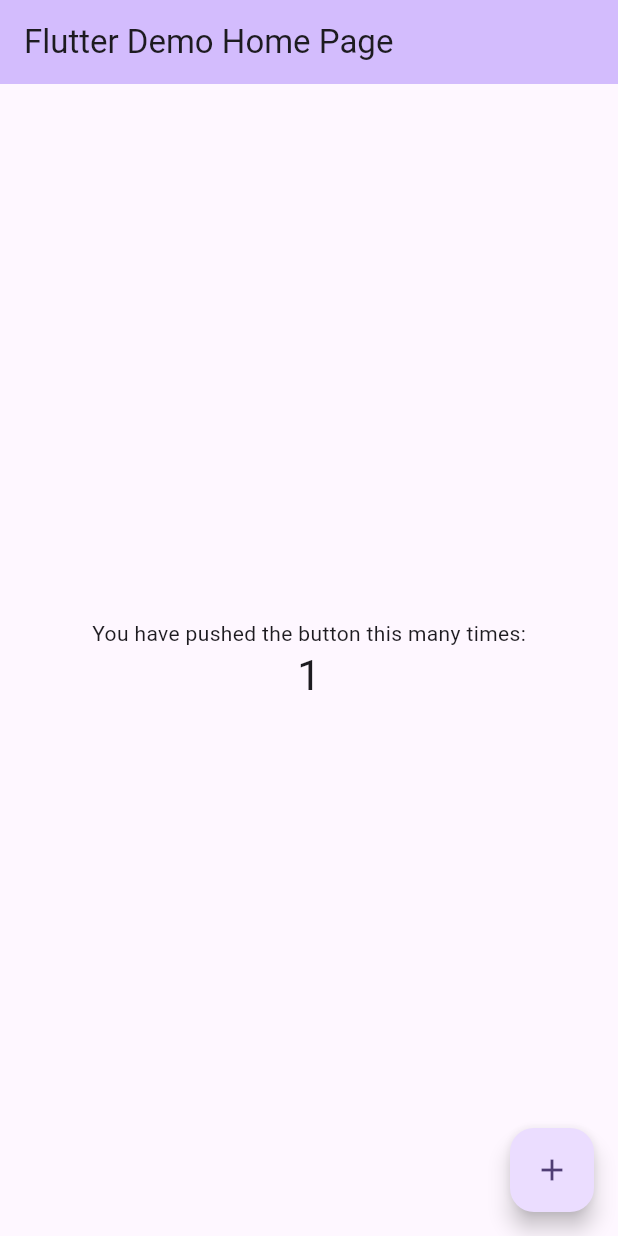
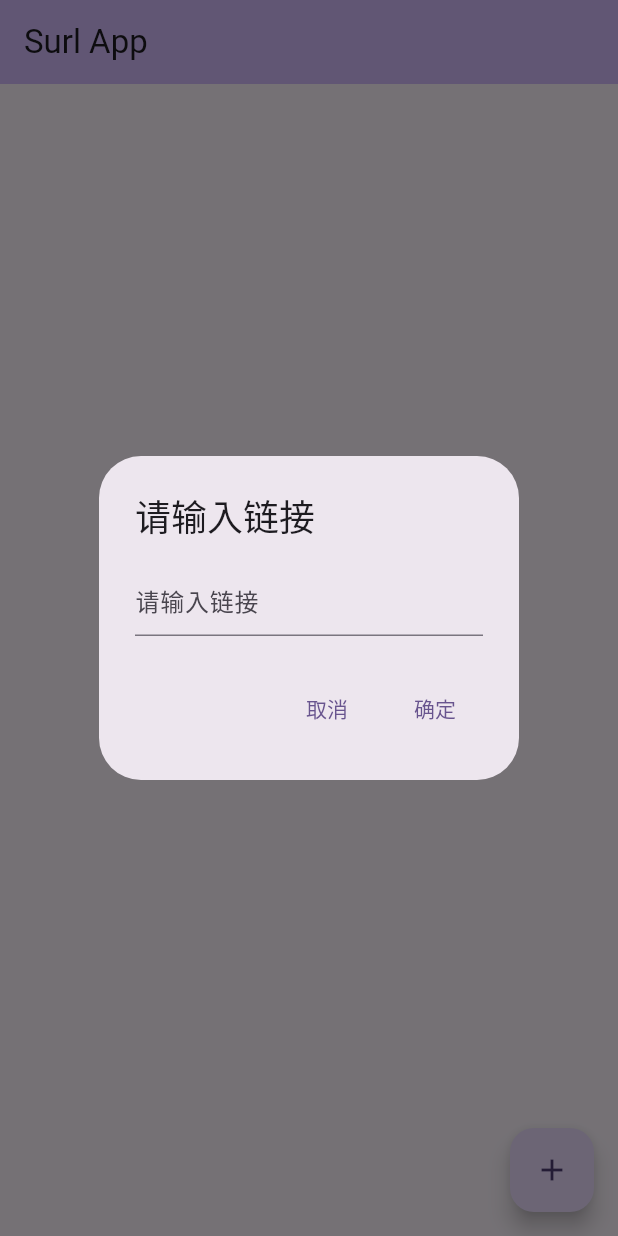
Before and after one commit to BytesZero/surl, a Flutter app: the screen it shows after launch, after a tap on the "add" icon, on a phone screen of 412 x 824 dp. Run offline on Flutter 3.47's test engine with Material 2 defaults, Android fonts, the phone set to English and light mode, and no system bars; our stand-ins replace dio.

Commit message:
增加 URL 生成和复制

```diff
--- /dev/null
+++ b/app/lib/http/app_http.dart
@@ -0,0 +1,22 @@
+import 'package:dio/dio.dart';
+
+final dio = Dio();
+
+/// 初始化 http
+void initHttp() {
+  // dio.options.baseUrl = "http://116.62.237.65:8080/";
+  dio.options.baseUrl = "http://192.168.1.6:8080/";
+  dio.options.contentType = Headers.textPlainContentType;
+  dio.interceptors.add(LogInterceptor()); // Log 日志
+}
+
+/// 生成短链
+Future<String> genSurl(String url) async {
+  try {
+    final response = await dio.post("/s", data: url);
+    return response.data;
+  } catch (e) {
+    print("❌ 生成失败");
+    return "";
+  }
+}
--- a/app/lib/main.dart
+++ b/app/lib/main.dart
@@ -1,125 +1,25 @@
 import 'package:flutter/material.dart';
+import 'package:surlapp/http/app_http.dart';
+
+import 'pages/home_pages.dart';
 
 void main() {
+  initHttp();
   runApp(const MyApp());
 }
 
 class MyApp extends StatelessWidget {
   const MyApp({super.key});
 
-  // This widget is the root of your application.
   @override
   Widget build(BuildContext context) {
     return MaterialApp(
-      title: 'Flutter Demo',
+      title: 'Surl App',
       theme: ThemeData(
-        // This is the theme of your application.
-        //
-        // TRY THIS: Try running your application with "flutter run". You'll see
-        // the application has a blue toolbar. Then, without quitting the app,
-        // try changing the seedColor in the colorScheme below to Colors.green
-        // and then invoke "hot reload" (save your changes or press the "hot
-        // reload" button in a Flutter-supported IDE, or press "r" if you used
-        // the command line to start the app).
-        //
-        // Notice that the counter didn't reset back to zero; the application
-        // state is not lost during the reload. To reset the state, use hot
-        // restart instead.
-        //
-        // This works for code too, not just values: Most code changes can be
-        // tested with just a hot reload.
         colorScheme: ColorScheme.fromSeed(seedColor: Colors.deepPurple),
         useMaterial3: true,
       ),
-      home: const MyHomePage(title: 'Flutter Demo Home Page'),
+      home: const MyHomePage(),
     );
   }
 }
-
-class MyHomePage extends StatefulWidget {
-  const MyHomePage({super.key, required this.title});
-
-  // This widget is the home page of your application. It is stateful, meaning
-  // that it has a State object (defined below) that contains fields that affect
-  // how it looks.
-
-  // This class is the configuration for the state. It holds the values (in this
-  // case the title) provided by the parent (in this case the App widget) and
-  // used by the build method of the State. Fields in a Widget subclass are
-  // always marked "final".
-
-  final String title;
-
-  @override
-  State<MyHomePage> createState() => _MyHomePageState();
-}
-
-class _MyHomePageState extends State<MyHomePage> {
-  int _counter = 0;
-
-  void _incrementCounter() {
-    setState(() {
-      // This call to setState tells the Flutter framework that something has
-      // changed in this State, which causes it to rerun the build method below
-      // so that the display can reflect the updated values. If we changed
-      // _counter without calling setState(), then the build method would not be
-      // called again, and so nothing would appear to happen.
-      _counter++;
-    });
-  }
-
-  @override
-  Widget build(BuildContext context) {
-    // This method is rerun every time setState is called, for instance as done
-    // by the _incrementCounter method above.
-    //
-    // The Flutter framework has been optimized to make rerunning build methods
-    // fast, so that you can just rebuild anything that needs updating rather
-    // than having to individually change instances of widgets.
-    return Scaffold(
-      appBar: AppBar(
-        // TRY THIS: Try changing the color here to a specific color (to
-        // Colors.amber, perhaps?) and trigger a hot reload to see the AppBar
-        // change color while the other colors stay the same.
-        backgroundColor: Theme.of(context).colorScheme.inversePrimary,
-        // Here we take the value from the MyHomePage object that was created by
-        // the App.build method, and use it to set our appbar title.
-        title: Text(widget.title),
-      ),
-      body: Center(
-        // Center is a layout widget. It takes a single child and positions it
-        // in the middle of the parent.
-        child: Column(
-          // Column is also a layout widget. It takes a list of children and
-          // arranges them vertically. By default, it sizes itself to fit its
-          // children horizontally, and tries to be as tall as its parent.
-          //
-          // Column has various properties to control how it sizes itself and
-          // how it positions its children. Here we use mainAxisAlignment to
-          // center the children vertically; the main axis here is the vertical
-          // axis because Columns are vertical (the cross axis would be
-          // horizontal).
-          //
-          // TRY THIS: Invoke "debug painting" (choose the "Toggle Debug Paint"
-          // action in the IDE, or press "p" in the console), to see the
-          // wireframe for each widget.
-          mainAxisAlignment: MainAxisAlignment.center,
-          children: <Widget>[
-            const Text(
-              'You have pushed the button this many times:',
-            ),
-            Text(
-              '$_counter',
-              style: Theme.of(context).textTheme.headlineMedium,
-            ),
-          ],
-        ),
-      ),
-      floatingActionButton: FloatingActionButton(
-        onPressed: _incrementCounter,
-        tooltip: 'Increment',
-        child: const Icon(Icons.add),
-      ), // This trailing comma makes auto-formatting nicer for build methods.
-    );
-  }
-}
--- /dev/null
+++ b/app/lib/pages/home_pages.dart
@@ -0,0 +1,85 @@
+import 'package:flutter/material.dart';
+import 'package:flutter/services.dart';
+import 'package:surlapp/http/app_http.dart';
+
+class MyHomePage extends StatefulWidget {
+  const MyHomePage({super.key});
+
+  @override
+  State<MyHomePage> createState() => _MyHomePageState();
+}
+
+class _MyHomePageState extends State<MyHomePage> {
+  String surl = "点击 + 号生成短链";
+
+  @override
+  Widget build(BuildContext context) {
+    return Scaffold(
+      appBar: AppBar(
+        backgroundColor: Theme.of(context).colorScheme.inversePrimary,
+        title: const Text("Surl App"),
+      ),
+      body: Center(
+        child: GestureDetector(
+          onTap: () => copyUrl(),
+          child: Text(
+            surl,
+            style: Theme.of(context).textTheme.headlineMedium,
+          ),
+        ),
+      ),
+      floatingActionButton: FloatingActionButton(
+        onPressed: _showDialog,
+        tooltip: 'Surl',
+        child: const Icon(Icons.add),
+      ),
+    );
+  }
+
+  /// 弹出底部输入框
+  Future<void> _showDialog() async {
+    final TextEditingController _controller = TextEditingController();
+    await showDialog(
+      context: context,
+      builder: (context) {
+        return AlertDialog(
+          title: const Text("请输入链接"),
+          content: TextField(
+            controller: _controller,
+            decoration: const InputDecoration(
+              hintText: "请输入链接",
+            ),
+          ),
+          actions: [
+            TextButton(
+              onPressed: () => Navigator.pop(context),
+              child: const Text("取消"),
+            ),
+            TextButton(
+              onPressed: () {
+                Navigator.pop(context);
+                getSurl(_controller.text);
+              },
+              child: const Text("确定"),
+            ),
+          ],
+        );
+      },
+    );
+  }
+
+  /// 获取短链
+  Future<void> getSurl(String url) async {
+    String surl = await genSurl(url);
+    setState(() {
+      this.surl = surl;
+    });
+    print("✅ 生成完成：$surl");
+  }
+
+  /// 复制链接
+  Future<void> copyUrl() async {
+    Clipboard.setData(ClipboardData(text: surl));
+    print("✅ 复制成功");
+  }
+}
--- a/app/pubspec.yaml
+++ b/app/pubspec.yaml
@@ -35,6 +35,7 @@ dependencies:
   # The following adds the Cupertino Icons font to your application.
   # Use with the CupertinoIcons class for iOS style icons.
   cupertino_icons: ^1.0.2
+  dio: ^5.3.3
 
 dev_dependencies:
   flutter_test:
```
